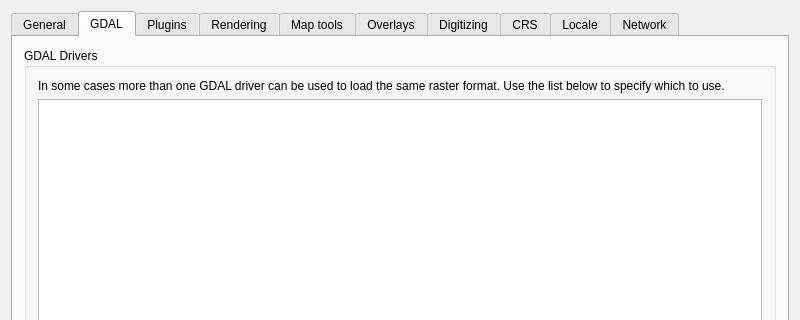
The window that src/ui/qgsoptionsbase.ui (qgis/QGIS) describes before a commit, drawn with Qt 5; both pictures show x 0 to 800 and y 0 to 320 of the 800 by 526 pixel window.
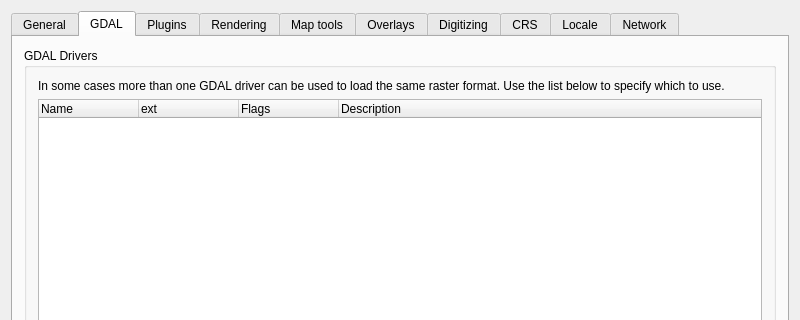
The same window after the commit. The open tabs and pages were chosen to show the change. Icons and pictures are not drawn. Custom widgets are drawn as their Qt base class.

Commit message: GDAL driver selection: show driver extension, flags and long name

The edit to the form file:
```diff
--- a/src/ui/qgsoptionsbase.ui
+++ b/src/ui/qgsoptionsbase.ui
@@ -680,16 +680,6 @@
           <string>GDAL Drivers</string>
          </property>
          <layout class="QGridLayout" name="gridLayout_24">
-          <item row="1" column="0">
-           <widget class="QListWidget" name="lstGdalDrivers">
-            <property name="minimumSize">
-             <size>
-              <width>0</width>
-              <height>141</height>
-             </size>
-            </property>
-           </widget>
-          </item>
           <item row="0" column="0">
            <widget class="QLabel" name="label_17">
             <property name="text">
@@ -700,6 +690,36 @@
             </property>
            </widget>
           </item>
+          <item row="1" column="0">
+           <widget class="QTreeWidget" name="lstGdalDrivers">
+            <property name="minimumSize">
+             <size>
+              <width>0</width>
+              <height>141</height>
+             </size>
+            </property>
+            <column>
+             <property name="text">
+              <string>Name</string>
+             </property>
+            </column>
+            <column>
+             <property name="text">
+              <string>ext</string>
+             </property>
+            </column>
+            <column>
+             <property name="text">
+              <string>Flags</string>
+             </property>
+            </column>
+            <column>
+             <property name="text">
+              <string>Description</string>
+             </property>
+            </column>
+           </widget>
+          </item>
          </layout>
         </widget>
        </item>
```
The commit also changes 2 other files.
